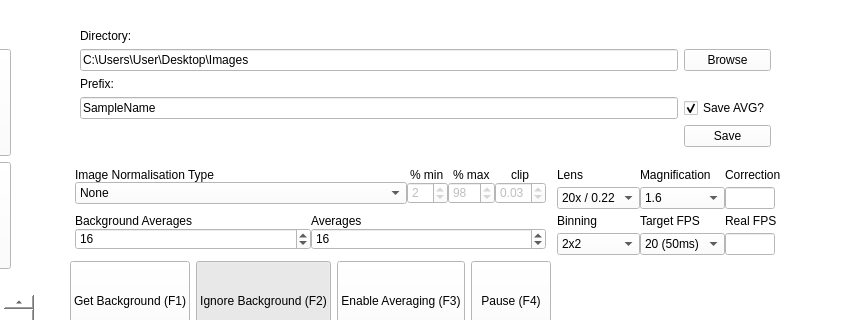
First picture: the form in res/ArtieLab.ui, repository artiepoole/SpintronicsMOKE, before the edit; both pictures show x 420 to 1271 and y 0 to 320 of the 1368 by 826 pixel window.
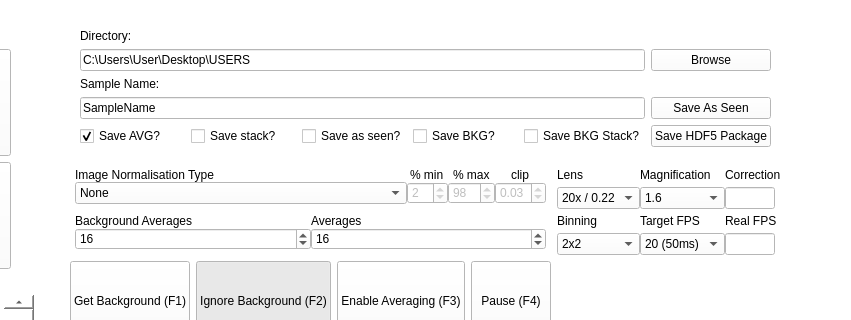
Second picture: the form after the edit. Icons and pictures are not drawn.

```diff
--- a/res/ArtieLab.ui
+++ b/res/ArtieLab.ui
@@ -825,7 +825,7 @@
         <item row="3" column="0">
          <widget class="QLabel" name="label_prefix">
           <property name="text">
-           <string>Prefix:</string>
+           <string>Sample Name:</string>
           </property>
          </widget>
         </item>
@@ -839,7 +839,10 @@
         <item row="2" column="0">
          <widget class="QLineEdit" name="line_directory">
           <property name="text">
-           <string>C:\Users\User\Desktop\Images</string>
+           <string>C:\Users\User\Desktop\USERS</string>
+          </property>
+          <property name="readOnly">
+           <bool>true</bool>
           </property>
          </widget>
         </item>
@@ -850,20 +853,59 @@
           </property>
          </widget>
         </item>
+        <item row="5" column="0">
+         <layout class="QHBoxLayout" name="horizontalLayout_2">
+          <item>
+           <widget class="QCheckBox" name="check_save_avg">
+            <property name="text">
+             <string>Save AVG?</string>
+            </property>
+            <property name="checked">
+             <bool>true</bool>
+            </property>
+           </widget>
+          </item>
+          <item>
+           <widget class="QCheckBox" name="check_save_stack">
+            <property name="text">
+             <string>Save stack?</string>
+            </property>
+           </widget>
+          </item>
+          <item>
+           <widget class="QCheckBox" name="check_save_as_seen">
+            <property name="text">
+             <string>Save as seen?</string>
+            </property>
+           </widget>
+          </item>
+          <item>
+           <widget class="QCheckBox" name="check_save_background">
+            <property name="text">
+             <string>Save BKG?</string>
+            </property>
+           </widget>
+          </item>
+          <item>
+           <widget class="QCheckBox" name="check_save_bkg_stack">
+            <property name="text">
+             <string>Save BKG Stack?</string>
+            </property>
+           </widget>
+          </item>
+         </layout>
+        </item>
         <item row="4" column="1">
-         <widget class="QCheckBox" name="check_save_avg">
+         <widget class="QPushButton" name="button_save_single">
           <property name="text">
-           <string>Save AVG?</string>
-          </property>
-          <property name="checked">
-           <bool>true</bool>
+           <string>Save As Seen</string>
           </property>
          </widget>
         </item>
         <item row="5" column="1">
          <widget class="QPushButton" name="pushButton_2">
           <property name="text">
-           <string>Save</string>
+           <string>Save HDF5 Package</string>
           </property>
          </widget>
         </item>
```
Left out of the diff: 2 changed lines with no effect on the pictures.
